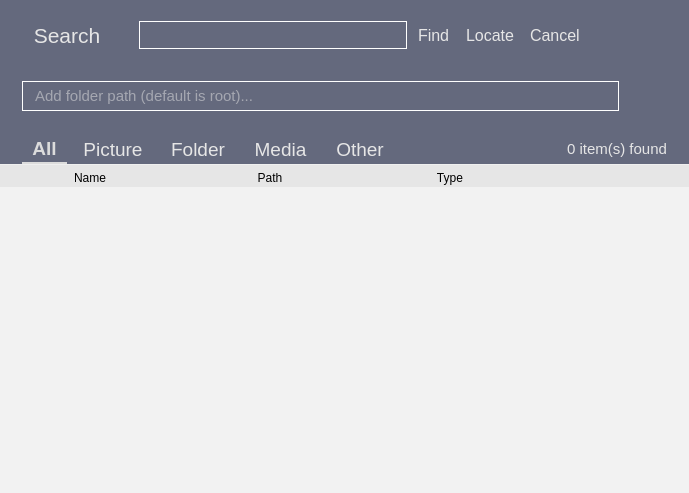
First picture: the form in app/search/search.ui, repository rahmanshaber/corebox, before the edit.
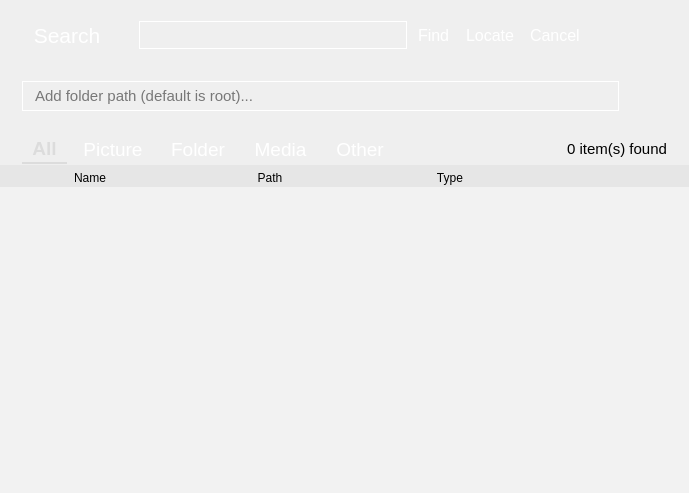
Second picture: the form after the edit. The open tabs and pages were chosen to show the change. Icons and pictures are not drawn.

Diff of the .ui file:
```diff
--- a/app/search/search.ui
+++ b/app/search/search.ui
@@ -16,6 +16,109 @@
   <property name="windowTitle">
    <string>Search</string>
   </property>
+  <property name="styleSheet">
+   <string notr="true">/*Search */
+
+#appTitle{
+    border: 1px #232323;
+    background-color: transparent;
+    color: #ffffff;}
+
+
+QWidget [accessibleName=&quot;options&quot;]{
+    background-color:#64697D;
+    color: #ffffff;
+    border: 1px #434343;}
+
+QWidget [accessibleName=&quot;infoPage&quot;]{
+    background-color:#F2F2F2 ;
+    color : #E6E6E6;;
+    border: 1px #434343;}
+
+
+QLabel{
+    background-color: transparent;
+    color: #000000;}
+
+
+QLineEdit {
+    background-color: transparent;
+    color: #000000;
+    border: 1px solid #ffffff;
+    padding: 5px 5px 5px 10px;}
+
+
+QToolButton{
+    background-color: transparent;
+    color: #ffffff;
+    border: 1px #434343;
+    padding: 5px 5px 5px 5px;}
+QToolButton:checked{
+    border:none;
+    border-bottom: 2px solid #DCDCDC;
+    color: #DCDCDC; 
+    font-weight: bold;}
+
+
+QPushButton{
+    background-color: transparent;
+    color: #ffffff;
+    Text-align:left;
+    border: 1px #434343;
+    padding: 5px 5px 5px 5px;}
+QPushButton:pressed{
+    background-color:#1793D1; }
+QPushButton:hover {
+    background-color: #1793D1;}
+
+
+QTreeView {
+   background-color: transparent;
+   color : #000000;}
+
+
+QTableView::item{
+    border-bottom-style:solid;
+    border-width:1;
+    border-color: #E6E6E6;
+    padding: 0px 20px 0px 20px;}
+QTableView::item:selected {
+    background-color:#1793D1 ;
+    color:#000000; }
+QTableView {
+    background-color:#F2F2F2 ;
+    padding: 0px 0px 20px 0px;
+    color:#000000; }
+QHeaderView{ 
+    height: 50px;
+    background-color:#E6E6E6 ;
+    color:#000000;}
+QHeaderView::section { 
+    background-color:#E6E6E6;
+    color:#000000;
+    border: 1px #ffffff;
+    padding-top: 4px;
+    font: 12pt &quot;Cantarell&quot;;}
+
+
+QScrollBar:vertical {
+    background-color: rgba( 0, 0, 0, 72% );
+    max-width: 8px;
+    border-radius: 4px;
+    padding: 1px; }
+QScrollBar::handle:vertical {
+    background-color: silver;
+    max-width: 6px;
+    min-height: 12px;
+    border-radius: 3px; }
+QScrollBar::sub-page:vertical {
+    background-color: rgba( 0, 0, 0, 72% ); }
+QScrollBar::add-page:vertical {
+    background-color: rgba( 0, 0, 0, 72% ); }
+QScrollBar::add-line:vertical,
+QScrollBar::sub-line:vertical {
+    width: 0px; height: 0px; }</string>
+  </property>
   <layout class="QVBoxLayout" name="verticalLayout_2">
    <property name="spacing">
     <number>1</number>
@@ -34,47 +137,11 @@
    </property>
    <item>
     <widget class="QWidget" name="options" native="true">
-     <property name="styleSheet">
-      <string notr="true">QWidget{
-background-color:#64697D;
-color: #E6E6E6;
-border: 1px rgb(67, 67, 67);
-}
-
-QToolButton{
-color : #E6E6E6;
-border: 1px rgb(67, 67, 67);
-padding: 5px 5px 5px 5px;
-}
-
-QToolButton:checked{
-border:none;
-border-bottom: 2px solid #DCDCDC;
-color: #DCDCDC; 
-font-weight: bold;
-}
-
-
-QLineEdit {
-    border: 1px solid #ffffff;
-    padding: 5px 5px 5px 10px;
-}
-
-
-
-QPushButton{
-Text-align:left;
-color:#E6E6E6; 
-padding: 5px 5px 5px 5px;
-}
-
-QPushButton:pressed{
-background-color:#1793D1; 
-}
-
-QPushButton:hover {
-background-color: #1793D1;
-}</string>
+     <property name="accessibleName">
+      <string>options</string>
+     </property>
+     <property name="accessibleDescription">
+      <string/>
      </property>
      <layout class="QVBoxLayout" name="verticalLayout">
       <property name="bottomMargin">
@@ -293,7 +360,7 @@
          </size>
         </property>
         <property name="frameShape">
-         <enum>QFrame::StyledPanel</enum>
+         <enum>QFrame::NoFrame</enum>
         </property>
         <property name="frameShadow">
          <enum>QFrame::Raised</enum>
```
Left out of the diff: 109 changed lines with no effect on the pictures.
